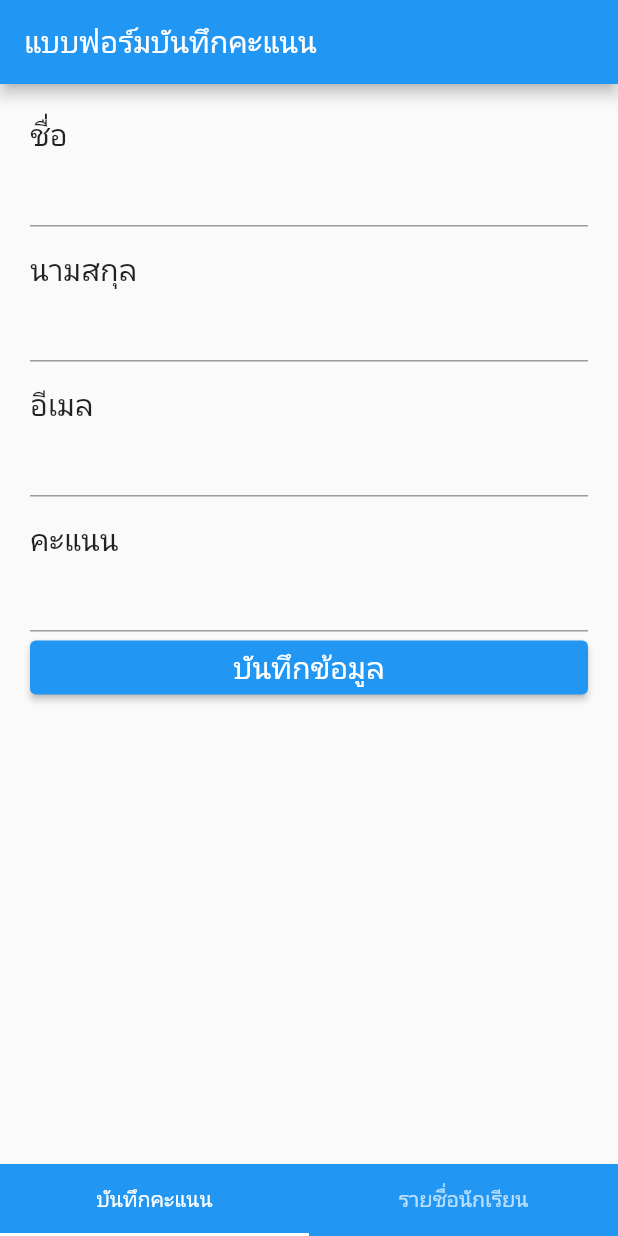
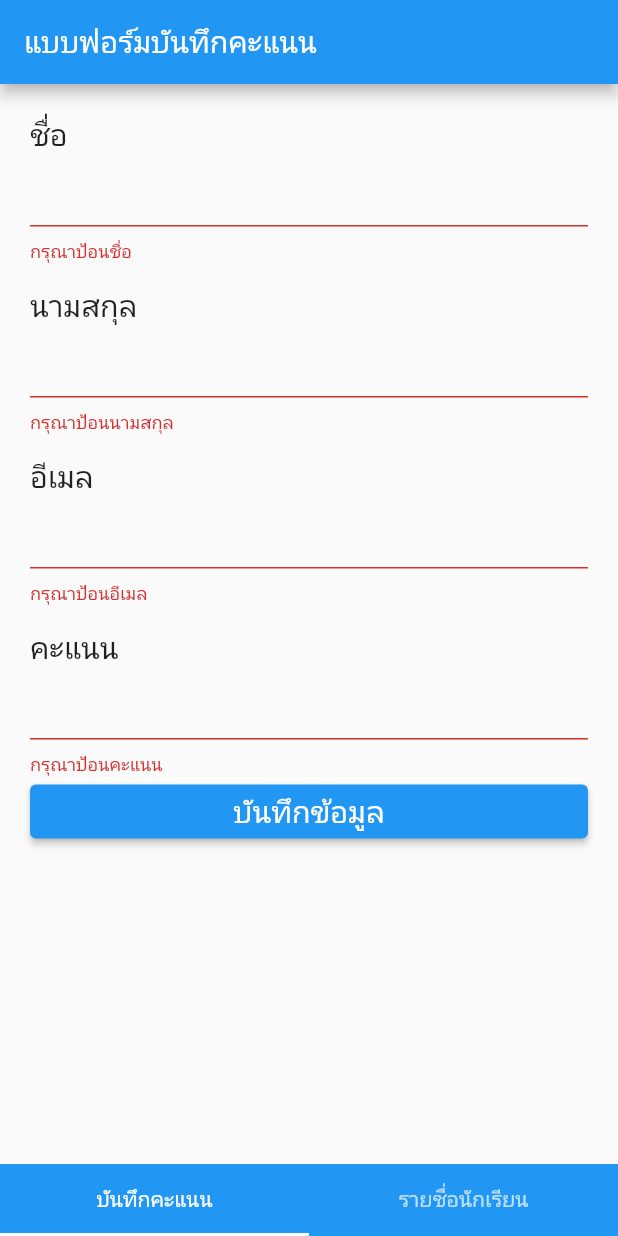
Before and after one commit to chanin-nusang/Flutter_firebase, a Flutter app: the screen it shows after launch, after a tap on "บันทึกข้อมูล", on a phone screen of 412 x 824 dp. Run offline on Flutter 3.47's test engine with Material 2 defaults, Android fonts, the phone set to English and light mode, and no system bars; our stand-ins replace form_field_validator.

Commit message:
form validate

```diff
--- a/lib/screen/form_screen.dart
+++ b/lib/screen/form_screen.dart
@@ -1,4 +1,6 @@
 import 'package:flutter/material.dart';
+import 'package:flutter_firebase/model/student.dart';
+import 'package:form_field_validator/form_field_validator.dart';
 
 class FormScreen extends StatefulWidget {
   @override
@@ -6,6 +8,9 @@ class FormScreen extends StatefulWidget {
 }
 
 class _FormScreenState extends State<FormScreen> {
+  final formkey = GlobalKey<FormState>();
+  Student myStudent = Student();
+
   @override
   Widget build(BuildContext context) {
     return Scaffold(
@@ -15,6 +20,7 @@ class _FormScreenState extends State<FormScreen> {
       body: Container(
         padding: EdgeInsets.all(20),
         child: Form(
+            key: formkey,
             child: SingleChildScrollView(
               child: Column(
                 crossAxisAlignment: CrossAxisAlignment.start,
@@ -23,7 +29,12 @@ class _FormScreenState extends State<FormScreen> {
                     "ชื่อ",
                     style: TextStyle(fontSize: 20),
                   ),
-              TextFormField(),
+                  TextFormField(
+                    validator: RequiredValidator(errorText: "กรุณาป้อนชื่อ"),
+                    onSaved: (String fname) {
+                      myStudent.fname = fname;
+                    },
+                  ),
                   SizedBox(
                     height: 15,
                   ),
@@ -31,7 +42,12 @@ class _FormScreenState extends State<FormScreen> {
                     "นามสกุล",
                     style: TextStyle(fontSize: 20),
                   ),
-              TextFormField(),
+                  TextFormField(
+                    validator: RequiredValidator(errorText: "กรุณาป้อนนามสกุล"),
+                    onSaved: (String lname) {
+                      myStudent.lname = lname;
+                    },
+                  ),
                   SizedBox(
                     height: 15,
                   ),
@@ -39,7 +55,16 @@ class _FormScreenState extends State<FormScreen> {
                     "อีเมล",
                     style: TextStyle(fontSize: 20),
                   ),
-              TextFormField(),
+                  TextFormField(
+                    validator: MultiValidator([
+                      EmailValidator(errorText: "รูปแบบอีเมลไม่ถูกต้อง"),
+                      RequiredValidator(errorText: "กรุณาป้อนอีเมล")
+                    ]),
+                    onSaved: (String email) {
+                      myStudent.email = email;
+                    },
+                    keyboardType: TextInputType.emailAddress,
+                  ),
                   SizedBox(
                     height: 15,
                   ),
@@ -47,12 +72,23 @@ class _FormScreenState extends State<FormScreen> {
                     "คะแนน",
                     style: TextStyle(fontSize: 20),
                   ),
-              TextFormField(),
+                  TextFormField(
+                    validator: RequiredValidator(errorText: "กรุณาป้อนคะแนน"),
+                    onSaved: (String score) {
+                      myStudent.score = score;
+                    },
+                    keyboardType: TextInputType.number,
+                  ),
                   SizedBox(
                     width: double.infinity,
                     child: ElevatedButton(
-                    child: Text("บันทึกข้อมูล", style: TextStyle(fontSize: 20)),
-                    onPressed: () {}),
+                        child: Text("บันทึกข้อมูล",
+                            style: TextStyle(fontSize: 20)),
+                        onPressed: () {
+                          if (formkey.currentState.validate()) {
+                            formkey.currentState.save();
+                          }
+                        }),
                   ),
                 ],
               ),
--- a/pubspec.yaml
+++ b/pubspec.yaml
@@ -28,6 +28,7 @@ dependencies:
   # The following adds the Cupertino Icons font to your application.
   # Use with the CupertinoIcons class for iOS style icons.
   cupertino_icons: ^1.0.2
+  form_field_validator: ^1.1.0
 
 dev_dependencies:
   flutter_test:
```
Also changed, not shown: pubspec.lock. Lines whose indentation alone changed are shown as unchanged.
